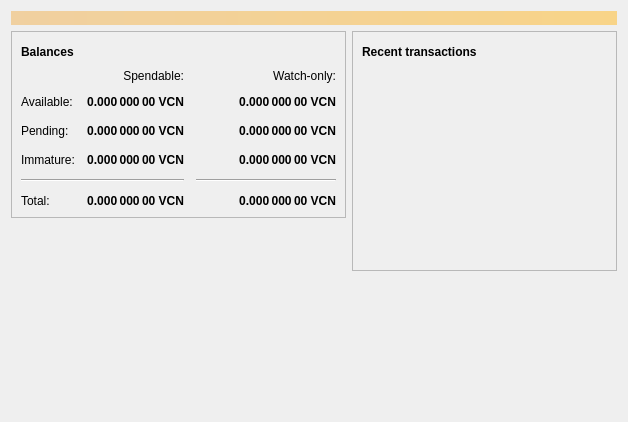
Before: the Qt Designer form src/qt/forms/overviewpage.ui in gjhiggins/vcoincore, drawn with Qt 5.
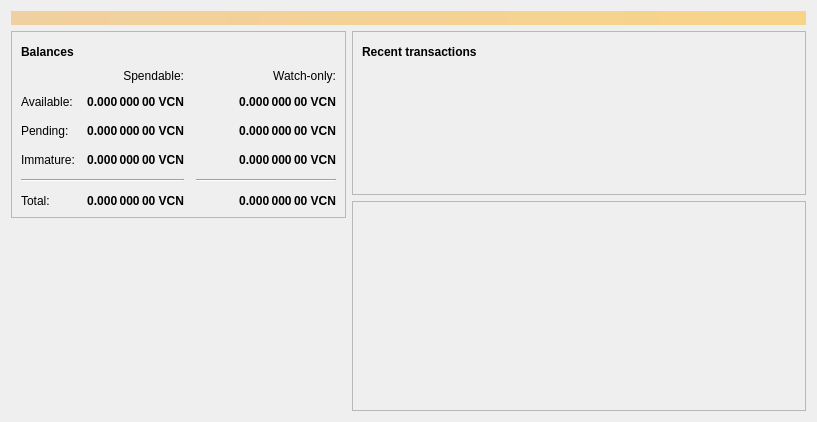
After: the same form once the commit is applied. Icons and pictures are not drawn. Custom widgets are drawn as their Qt base class.

Diff of the .ui file:
```diff
--- a/src/qt/forms/overviewpage.ui
+++ b/src/qt/forms/overviewpage.ui
@@ -421,6 +421,15 @@
        </item>
        <item>
         <widget class="QLabel" name="labelMainLogo">
+         <property name="enabled">
+          <bool>true</bool>
+         </property>
+         <property name="maximumSize">
+          <size>
+           <width>256</width>
+           <height>256</height>
+          </size>
+         </property>
          <property name="text">
           <string/>
          </property>
@@ -433,6 +442,9 @@
          <property name="alignment">
           <set>Qt::AlignCenter</set>
          </property>
+         <property name="margin">
+          <number>15</number>
+         </property>
         </widget>
        </item>
       </layout>
@@ -533,6 +545,45 @@
          </layout>
         </widget>
        </item>
+       <item>
+        <widget class="QFrame" name="workplotframe">
+         <property name="frameShape">
+          <enum>QFrame::StyledPanel</enum>
+         </property>
+         <property name="frameShadow">
+          <enum>QFrame::Raised</enum>
+         </property>
+         <layout class="QVBoxLayout" name="verticalLayout_31">
+          <property name="leftMargin">
+           <number>1</number>
+          </property>
+          <property name="topMargin">
+           <number>1</number>
+          </property>
+          <property name="rightMargin">
+           <number>1</number>
+          </property>
+          <property name="bottomMargin">
+           <number>1</number>
+          </property>
+          <item>
+           <layout class="QHBoxLayout" name="horizontalLayout_3">
+            <item>
+             <widget class="QCustomPlot" name="workplot" native="true">
+              <property name="minimumSize">
+               <size>
+                <width>450</width>
+                <height>206</height>
+               </size>
+              </property>
+             </widget>
+            </item>
+           </layout>
+          </item>
+         </layout>
+        </widget>
+       </item>
+       <!--
        <item>
         <spacer name="verticalSpacer_2">
          <property name="orientation">
@@ -546,12 +597,21 @@
          </property>
         </spacer>
        </item>
+       -->
       </layout>
      </item>
     </layout>
    </item>
   </layout>
  </widget>
+ <customwidgets>
+  <customwidget>
+   <class>QCustomPlot</class>
+   <extends>QWidget</extends>
+   <header>qt/qcustomplot.h</header>
+   <container>1</container>
+  </customwidget>
+ </customwidgets>
  <resources>
   <include location="../bitcoin.qrc"/>
  </resources>
```
